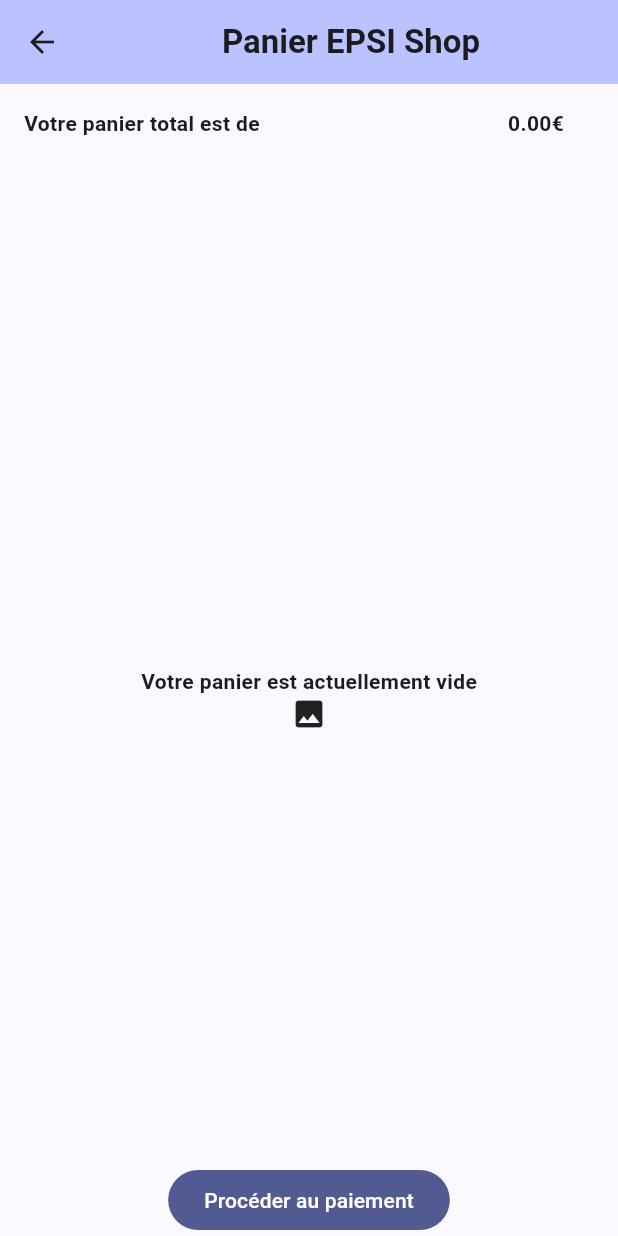
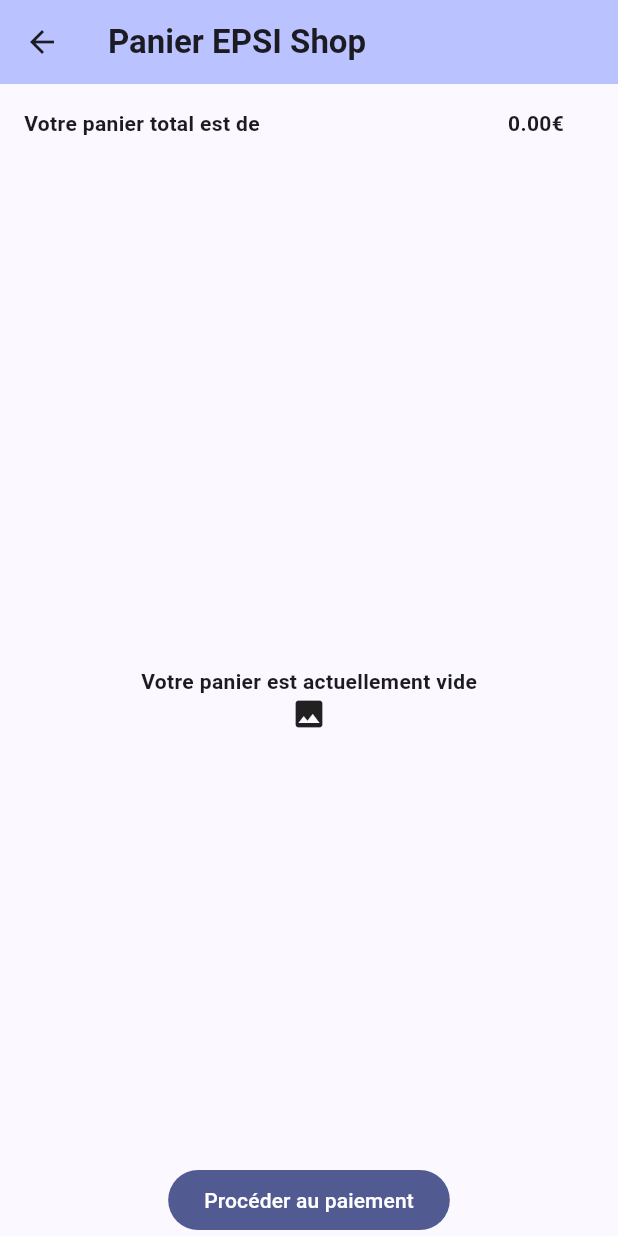
Before and after one commit to LaurentLF2023/epsi_shop, a Flutter app: the CartPage screen opened by its route, on a phone screen of 412 x 824 dp. Run offline on Flutter 3.47's test engine with Material 3 defaults, Android fonts, the phone set to English and light mode, and no system bars; our stand-ins replace flutter_map, go_router, latlong2; network calls fail.

Commit message:
cart_page confirm_purchase_page button bgcolor change && confirm-purchase_page appBar->title created

```diff
--- a/lib/page/cart_page.dart
+++ b/lib/page/cart_page.dart
@@ -13,7 +13,6 @@ class CartPage extends StatelessWidget {
       appBar: AppBar(
         title: const Row(
           children: [
-            Spacer(),
             Text("Panier EPSI Shop",
             style: TextStyle(fontWeight: FontWeight.bold)),
             Spacer(),
@@ -27,6 +26,8 @@ class CartPage extends StatelessWidget {
       ),
      floatingActionButton: FilledButton(
         onPressed: () => context.go('/confirm-purchase'),
+        style: FilledButton.styleFrom(
+            backgroundColor: Theme.of(context).colorScheme.primary),
         child: const Text('Procéder au paiement'),
       ),
       floatingActionButtonLocation: FloatingActionButtonLocation.centerDocked,
```
Also changed, not shown: lib/page/confirm_purchase_page.dart (+12 -1 lines).
